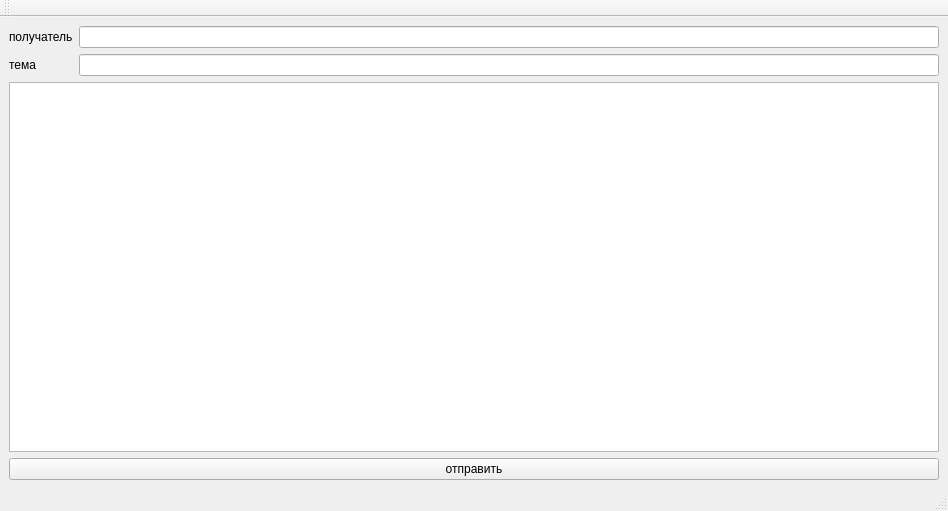
The window that GUI/mainwindow.ui (CamperGit/SummerPracticeCPP) describes before a commit, drawn with Qt 5.
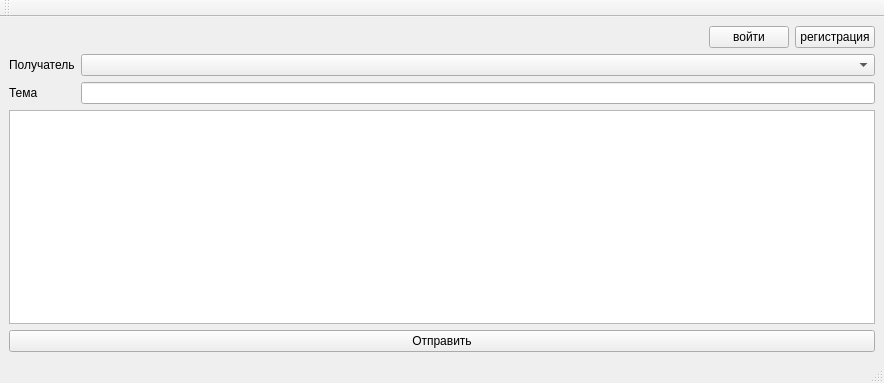
The same window after the commit.

Commit message: GUI creating login and registration buttons

```diff
--- a/GUI/mainwindow.ui
+++ b/GUI/mainwindow.ui
@@ -6,8 +6,8 @@
    <rect>
     <x>0</x>
     <y>0</y>
-    <width>948</width>
-    <height>511</height>
+    <width>884</width>
+    <height>383</height>
    </rect>
   </property>
   <property name="sizePolicy">
@@ -24,20 +24,51 @@
     <item row="3" column="0" colspan="2">
      <widget class="QTextEdit" name="textEdit"/>
     </item>
-    <item row="4" column="0" colspan="2">
-     <widget class="QPushButton" name="pushButton">
-      <property name="text">
-       <string>отправить</string>
-      </property>
-     </widget>
-    </item>
     <item row="1" column="0">
      <widget class="QLabel" name="label_2">
       <property name="text">
-       <string>получатель</string>
+       <string>Получатель</string>
       </property>
      </widget>
     </item>
+    <item row="0" column="1">
+     <layout class="QGridLayout" name="gridLayout_7">
+      <item row="0" column="1">
+       <widget class="QPushButton" name="pushButton_2">
+        <property name="text">
+         <string>войти</string>
+        </property>
+       </widget>
+      </item>
+      <item row="0" column="2">
+       <widget class="QPushButton" name="pushButton">
+        <property name="text">
+         <string>регистрация</string>
+        </property>
+       </widget>
+      </item>
+      <item row="0" column="0">
+       <spacer name="horizontalSpacer">
+        <property name="orientation">
+         <enum>Qt::Horizontal</enum>
+        </property>
+        <property name="sizeHint" stdset="0">
+         <size>
+          <width>40</width>
+          <height>20</height>
+         </size>
+        </property>
+       </spacer>
+      </item>
+     </layout>
+    </item>
+    <item row="1" column="1">
+     <layout class="QGridLayout" name="gridLayout_6">
+      <item row="0" column="0">
+       <widget class="QComboBox" name="comboBox"/>
+      </item>
+     </layout>
+    </item>
     <item row="2" column="1">
      <widget class="QLineEdit" name="lineEdit"/>
     </item>
@@ -47,12 +78,16 @@
     <item row="2" column="0">
      <widget class="QLabel" name="label">
       <property name="text">
-       <string>тема</string>
+       <string>Тема</string>
       </property>
      </widget>
     </item>
-    <item row="1" column="1">
-     <widget class="QLineEdit" name="lineEdit_2"/>
+    <item row="4" column="0" colspan="2">
+     <widget class="QPushButton" name="pushButton_3">
+      <property name="text">
+       <string>Отправить</string>
+      </property>
+     </widget>
     </item>
    </layout>
   </widget>
```
Left out of the diff: 5 changed lines with no effect on the pictures.
